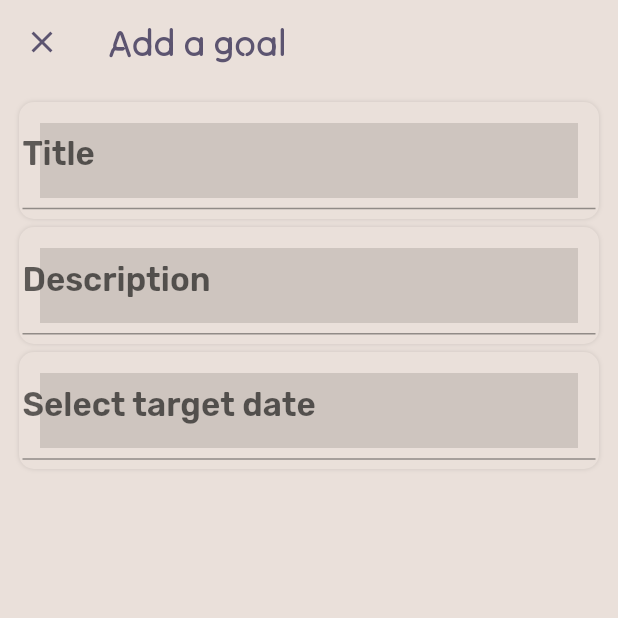
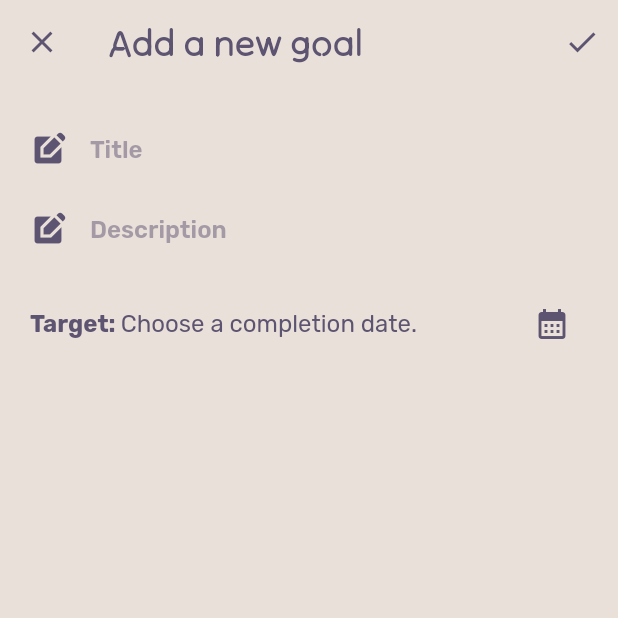
Before and after one commit to imGtheCoder/organizer-app, a Flutter app: the GoalsScreen screen opened by its route, after a tap on the "add" icon, on a phone screen of 412 x 824 dp, the top half of it. Run offline on Flutter 3.47's test engine with Material 2 defaults, Android fonts, the phone set to English and light mode, and no system bars; our stand-ins replace percent_indicator; missing offline and left inert: duration_picker.

Commit message:
Added full local functionality to GOALS

```diff
--- a/lib/main.dart
+++ b/lib/main.dart
@@ -104,9 +104,6 @@ class MyApp extends StatelessWidget {
             '/': (context) => const HomeScreen(),
             HelpScreen.pageRoute: (context) => const HelpScreen(),
             GoalsScreen.pageRoute: (context) => const GoalsScreen(),
-            AddGoalScreen.pageRoute: (context) => const AddGoalScreen(
-                  title: 'Add a goal',
-                ),
             RoutinesScreen.pageRoute: (context) => const RoutinesScreen(),
             WallpaperScreen.pageRoute: (context) => const WallpaperScreen(),
           },
--- a/lib/providers/goal.dart
+++ b/lib/providers/goal.dart
@@ -1,15 +1,28 @@
 import 'package:flutter/material.dart';
 
-class Goal with ChangeNotifier{
+class Goal with ChangeNotifier {
   final String id;
   final String title;
   final String description;
+  final Duration todayTimeSpent;
   final Duration totalTimeSpent;
   bool currentlyWorkingOnIt;
   final DateTime addedAt;
   DateTime startedAt;
+  DateTime stoppedAt;
   final DateTime finishDate;
   bool expanded;
 
-  Goal({required this.addedAt, this.currentlyWorkingOnIt = false, required this.totalTimeSpent,  required this.startedAt,required this.id, required this.title, required this.description, required this.finishDate, required this.expanded});
+  Goal(
+      {required this.todayTimeSpent,
+      required this.stoppedAt,
+      required this.addedAt,
+      this.currentlyWorkingOnIt = false,
+      required this.totalTimeSpent,
+      required this.startedAt,
+      required this.id,
+      required this.title,
+      required this.description,
+      required this.finishDate,
+      required this.expanded});
 }
--- a/lib/providers/goals.dart
+++ b/lib/providers/goals.dart
@@ -11,27 +11,95 @@ class Goals with ChangeNotifier {
     currentGoal.currentlyWorkingOnIt = !currentGoal.currentlyWorkingOnIt;
   }
 
-  void addToTotalTimeSpent(String goalId, Duration duration) {
+  DateTime todayAt00(){
+    return  DateTime.utc(
+        DateTime.now().year, DateTime.now().month, DateTime.now().day);
+  }
+
+  void addToTodayTimeSpent(String goalId) {
     final index = _goals.indexWhere((element) => element.id == goalId);
-    print('${duration.inSeconds} from goals');
+    final todayAt0 = todayAt00();
+    // final todayAt00 = DateTime.utc(
+    //     DateTime.now().year, DateTime.now().month, DateTime.now().day);
+    //print('${duration.inSeconds} from goals');
+    if (_goals[index].stoppedAt.isBefore(todayAt0)) {
       _goals[index] = Goal(
+          stoppedAt: DateTime.now(),
           addedAt: _goals[index].addedAt,
-        totalTimeSpent: _goals[index].totalTimeSpent + duration,
+          totalTimeSpent:
+              _goals[index].totalTimeSpent + _goals[index].todayTimeSpent,
+          todayTimeSpent: Duration.zero + DateTime.now().difference(_goals[index].startedAt),
           startedAt: _goals[index].startedAt,
           id: _goals[index].id,
           title: _goals[index].title,
           description: _goals[index].description,
           finishDate: _goals[index].finishDate,
           expanded: _goals[index].expanded);
-    print('${_goals[index].totalTimeSpent.inSeconds} from goals time spent');
-    ;
+      notifyListeners();
+    } else {
+      _goals[index] = Goal(
+          stoppedAt: _goals[index].stoppedAt,
+          addedAt: _goals[index].addedAt,
+          totalTimeSpent: _goals[index].totalTimeSpent,
+          todayTimeSpent: _goals[index].todayTimeSpent + DateTime.now().difference(_goals[index].startedAt),
+          startedAt: _goals[index].startedAt,
+          id: _goals[index].id,
+          title: _goals[index].title,
+          description: _goals[index].description,
+          finishDate: _goals[index].finishDate,
+          expanded: _goals[index].expanded);
     }
+
+    //print('${_goals[index].totalTimeSpent.inSeconds} from goals time spent');
+  }
+
+  Duration getTodayTimeSpent(String goalId, DateTime currentDate) {
+    final currentGoal = _goals.firstWhere((element) => element.id == goalId);
+    final totalTimeSpent = currentGoal.totalTimeSpent;
+    //DateTime.now().year
+    //if(toda)
+    final todayAt0 = DateTime.utc(
+        DateTime.now().year, DateTime.now().month, DateTime.now().day);
+    final durationToday =
+        totalTimeSpent - todayAt0.difference(currentGoal.startedAt);
+    return durationToday;
+  }
+
+  void addNewGoal(
+      String title, String description, DateTime targetDate, DateTime addedAt) {
+    _goals.add(Goal(
+        stoppedAt: DateTime(2000),
+        addedAt: addedAt,
+        totalTimeSpent: Duration.zero,
+        todayTimeSpent: Duration.zero,
+        startedAt: DateTime(2000),
+        id: DateTime.now().toString(),
+        title: title,
+        description: description,
+        finishDate: targetDate,
+        expanded: false));
+    notifyListeners();
+  }
+
+  Goal emptyGoal = Goal(
+      stoppedAt: DateTime(2000),
+      addedAt: DateTime(2000),
+      totalTimeSpent: Duration.zero,
+      todayTimeSpent: Duration.zero,
+      startedAt: DateTime(2000),
+      id: '',
+      title: '',
+      description: '',
+      finishDate: DateTime(2000),
+      expanded: false);
 
   final List<Goal> _goals = [
     Goal(
         addedAt: DateTime.now(),
         totalTimeSpent: Duration.zero,
+        todayTimeSpent: Duration.zero,
         startedAt: DateTime.now(),
+        stoppedAt: DateTime.now(),
         description: 'very cool thing ',
         title: 'Learn Flutter programming',
         id: '1',
@@ -40,7 +108,9 @@ class Goals with ChangeNotifier {
     Goal(
         addedAt: DateTime.now(),
         totalTimeSpent: Duration.zero,
+        todayTimeSpent: Duration.zero,
         startedAt: DateTime.now(),
+        stoppedAt: DateTime.now(),
         description: 'very cool thing ',
         title: 'Learn app development',
         id: '2',
@@ -49,7 +119,9 @@ class Goals with ChangeNotifier {
     Goal(
         addedAt: DateTime.now(),
         totalTimeSpent: Duration.zero,
+        todayTimeSpent: Duration.zero,
         startedAt: DateTime.now(),
+        stoppedAt: DateTime.now(),
         description: 'very cool thing ',
         title: 'Learn to do a backflip',
         id: '3',
@@ -58,7 +130,9 @@ class Goals with ChangeNotifier {
     Goal(
         addedAt: DateTime.now(),
         totalTimeSpent: Duration.zero,
+        todayTimeSpent: Duration.zero,
         startedAt: DateTime.now(),
+        stoppedAt: DateTime.now(),
         description: 'very cool thing ' * 10,
         title: 'Learn some trick on skate',
         id: '4',
@@ -67,7 +141,9 @@ class Goals with ChangeNotifier {
     Goal(
         addedAt: DateTime.now(),
         totalTimeSpent: Duration.zero,
+        todayTimeSpent: Duration.zero,
         startedAt: DateTime.now(),
+        stoppedAt: DateTime.now(),
         description: 'very cool thing ' * 10,
         title: 'Learn to wash tha dishez',
         id: '5',
--- a/lib/screens/add_goal_screen.dart
+++ b/lib/screens/add_goal_screen.dart
@@ -1,33 +1,54 @@
 import 'package:flutter/material.dart';
+import 'package:organizer_app/providers/goals.dart';
+import 'package:provider/provider.dart';
+import 'package:intl/intl.dart';
+import 'package:organizer_app/providers/goal.dart';
 
-class AddGoalScreen extends StatelessWidget {
-  const AddGoalScreen({super.key, required this.title});
-  static const pageRoute = '/add-goal-screen';
+class AddGoalScreen extends StatefulWidget {
+  const AddGoalScreen(
+      {super.key, required this.goalWaitingAdding, required this.editing});
 
-  final String title;
+  final Goal goalWaitingAdding;
+  final bool editing;
 
-  Widget _customTextField(String placeholder) {
-    return Container(
-        alignment: Alignment.center,
-        padding: const EdgeInsets.only(top: 3),
-        margin: const EdgeInsets.only(top: 10, left: 15, right: 15),
-        decoration: const BoxDecoration(
-          //color: Colors.white,
-          borderRadius: BorderRadius.all(Radius.circular(10)),
-          boxShadow: [
-            BoxShadow(
-                color: Colors.black12,
-                offset: Offset(0, 4),
-                blurRadius: 2,
-                spreadRadius: 2,
-                blurStyle: BlurStyle.outer)
-          ],
-        ),
-        child: TextFormField(
-          decoration: InputDecoration(
-            label: Text(placeholder),
-          ),
-        ));
+  @override
+  State<AddGoalScreen> createState() => _AddGoalScreenState();
+}
+
+class _AddGoalScreenState extends State<AddGoalScreen> {
+  TextEditingController goalTitleController = TextEditingController();
+  TextEditingController goalDescController = TextEditingController();
+  DateTime? pickedTargetDate;
+
+  @override
+  void initState() {
+    goalTitleController.text = widget.goalWaitingAdding.title;
+    goalDescController.text = widget.goalWaitingAdding.description;
+    super.initState();
+  }
+
+  Widget _customTextField(
+      String placeholder, TextEditingController controller) {
+    return Padding(
+      padding: const EdgeInsets.only(bottom: 0),
+      child: TextField(
+        controller: controller,
+        cursorColor: const Color(0xFF5C5470),
+        style: const TextStyle(fontSize: 16),
+        decoration: InputDecoration(
+            icon: const Icon(
+              Icons.edit_square,
+              color: Color(0xFF5C5470),
+            ),
+            hintText: placeholder,
+            hintStyle: const TextStyle(
+                color: Color.fromRGBO(92, 84, 112, 0.5), fontSize: 16),
+            enabledBorder: const UnderlineInputBorder(
+                borderSide: BorderSide(color: Color.fromRGBO(0, 0, 0, 0))),
+            focusedBorder: const UnderlineInputBorder(
+                borderSide: BorderSide(color: Color.fromRGBO(92, 84, 112, 1)))),
+      ),
+    );
   }
 
   @override
@@ -40,18 +61,80 @@ class AddGoalScreen extends StatelessWidget {
           },
           icon: const Icon(Icons.close),
         ),
+        actions: [
+          IconButton(onPressed: (){
+            //TODO: ADD THE GOAL
+            Provider.of<Goals>(context, listen: false).addNewGoal(goalTitleController.text, goalDescController.text, pickedTargetDate as DateTime, DateTime.now());
+          }, icon: Icon(Icons.check))
+        ],
         //backgroundColor: Colors.white,
-        title: Text(title),
+        title: Text(widget.editing ? 'Edit goal' : 'Add a new goal'),
       ),
-      body: Form(
+      body: Padding(
+          padding: EdgeInsets.all(20),
           child: Column(
-        children: [
-          _customTextField('Title'),
-          _customTextField('Description'),
-          _customTextField('Select target date'),
-          //showDatePicker(context: context, initialDate: DateTime.now(), firstDate: DateTime(2004), lastDate: DateTime(2050)),
-        ],
-      )),
+            children: [
+              _customTextField('Title', goalTitleController),
+              SizedBox(
+                height: 5,
+              ),
+              _customTextField('Description', goalDescController),
+              SizedBox(
+                height: 15,
+              ),
+              Row(
+                children: [
+                  Text(
+                    'Target: ',
+                    style: TextStyle(fontSize: 16, fontWeight: FontWeight.w700),
+                  ),
+                  Text(
+                    pickedTargetDate == null
+                        ? 'Choose a completion date.'
+                        : DateFormat('d/M/y')
+                            .format(pickedTargetDate as DateTime),
+                  ),
+                  Expanded(
+                    child: Align(
+                      alignment: Alignment.centerRight,
+                      child: IconButton(
+                          onPressed: () {
+                            showDatePicker(
+                              context: context,
+                              initialDate: DateTime.now(),
+                              firstDate: DateTime.now(),
+                              lastDate: DateTime(2050),
+                              builder: (context, child) {
+                                return Theme(
+                                    data: Theme.of(context).copyWith(
+                                      dialogBackgroundColor: Color(0xFFEAE0DA),
+                                      colorScheme: Theme.of(context)
+                                          .colorScheme
+                                          .copyWith(
+                                              // Title, selected date and day selection background (dark and light mode)
+                                              surface: Color(0xFF5C5470),
+                                              primary: Color(0xFF5C5470),
+                                              // Title, selected date and month/year picker color (dark and light mode)
+                                              onSurface: Color(0xFF5C5470),
+                                              onPrimary: Colors
+                                                  .white //Color(0xFF5C5470),
+                                              ),
+                                    ),
+                                    child: child!);
+                              },
+                            ).then((value) {
+                              setState(() {
+                                pickedTargetDate = value;
+                              });
+                            });
+                          },
+                          icon: Icon(Icons.calendar_month, color: Color(0xFF5C5470),)),
+                    ),
+                  )
+                ],
+              )
+            ],
+          )),
     );
   }
 }
--- a/lib/screens/add_routine_screen.dart
+++ b/lib/screens/add_routine_screen.dart
@@ -404,7 +404,8 @@ class _AddRoutineScreenState extends State<AddRoutineScreen> {
                               borderSide: BorderSide(
                                   color: Color.fromRGBO(92, 84, 112, 1)))),
                     ),
-                  )),
+                  ),
+                  ),
                 ],
               ),
             ),
--- a/lib/screens/goals_screen.dart
+++ b/lib/screens/goals_screen.dart
@@ -1,6 +1,7 @@
 import 'package:flutter/material.dart';
+import 'package:provider/provider.dart';
+import 'package:intl/intl.dart';
 import 'package:organizer_app/providers/routines.dart';
-import 'package:provider/provider.dart';
 import 'package:organizer_app/screens/add_goal_screen.dart';
 import '../providers/goals.dart';
 
@@ -16,12 +17,20 @@ class _GoalsScreenState extends State<GoalsScreen> {
   @override
   Widget build(BuildContext context) {
     final goals = Provider.of<Goals>(context).goals;
+    //Provider.of<Goals>(context).getTodayTimeSpent(goals[0].id, DateTime.now());
     return Scaffold(
       appBar: AppBar(
         actions: [
           IconButton(
               onPressed: () {
-                Navigator.of(context).pushNamed(AddGoalScreen.pageRoute);
+                Navigator.push(
+                    context,
+                    MaterialPageRoute(
+                        builder: (context) => AddGoalScreen(
+                            goalWaitingAdding:
+                                Provider.of<Goals>(context).emptyGoal,
+                            editing: false)));
+                //Navigator.of(context).pushNamed(AddGoalScreen.pageRoute);
               },
               icon: Icon(Icons.add))
         ],
@@ -35,7 +44,7 @@ class _GoalsScreenState extends State<GoalsScreen> {
           itemBuilder: (ctx, i) {
             //goals[i].expanded = false;
             return Container(
-              margin: const EdgeInsets.only(top: 15),
+              margin: const EdgeInsets.only(top: 15, right: 3, left: 3),
               decoration: const BoxDecoration(
                 borderRadius: BorderRadius.all(Radius.circular(10)),
                 boxShadow: [
@@ -94,7 +103,8 @@ class _GoalsScreenState extends State<GoalsScreen> {
                       ),
                       if (goals[i].expanded)
                         Padding(
-                          padding: const EdgeInsets.only(left: 15, top: 10, right: 15),
+                          padding: const EdgeInsets.only(
+                              left: 15, top: 10, right: 15),
                           child: Column(
                             crossAxisAlignment: CrossAxisAlignment.start,
                             children: [
@@ -103,12 +113,41 @@ class _GoalsScreenState extends State<GoalsScreen> {
                                 style: Theme.of(context).textTheme.bodyMedium,
                               ),
                               SizedBox(
+                                height: 20,
+                              ),
+                              Row(
+                                children: [
+                                  Text(
+                                    'Started on: ',
+                                    style:
+                                        TextStyle(fontWeight: FontWeight.w500),
+                                  ),
+                                  Text(DateFormat('d/M/y')
+                                      .format(goals[i].addedAt))
+                                ],
+                              ),
+                              SizedBox(
                                 height: 10,
                               ),
                               Text(
                                 'Total time spent: ${Provider.of<Routines>(context, listen: false).printDuration(goals[i].totalTimeSpent)}',
                                 style: TextStyle(fontWeight: FontWeight.w500),
                               ),
+                              SizedBox(
+                                height: 10,
+                              ),
+                              Row(
+                                children: [
+                                  Text(
+                                    'Target completion date: ',
+                                    style:
+                                        TextStyle(fontWeight: FontWeight.w500),
+                                  ),
+                                  Text(DateFormat('d/M/y')
+                                      .format(goals[i].finishDate)),
+                                ],
+                              ),
+
                               SizedBox(
                                 height: 40,
                               ),
@@ -127,11 +166,9 @@ class _GoalsScreenState extends State<GoalsScreen> {
                                         });
                                         Provider.of<Goals>(context,
                                                 listen: false)
-                                            .addToTotalTimeSpent(
-                                                goals[i].id,
-                                                DateTime.now().difference(
-                                                    goals[i].startedAt));
-                                        //print(goals[i].totalTimeSpent.inSeconds);
+                                            .addToTodayTimeSpent(
+                                          goals[i].id,
+                                        );
                                       } else {
                                         goals[i].startedAt = DateTime.now();
                                         setState(() {
@@ -140,7 +177,8 @@ class _GoalsScreenState extends State<GoalsScreen> {
                                       }
                                     },
                                   ),
-                                  Text('20/02/2056')
+                                  Text(
+                                      'Time spent today: ${Provider.of<Routines>(context, listen: false).printDuration(goals[i].todayTimeSpent)}')
                                 ],
                               ),
                             ],
--- a/lib/screens/routine_details_screen.dart
+++ b/lib/screens/routine_details_screen.dart
@@ -67,10 +67,7 @@ class _RoutineDetailScreenState extends State<RoutineDetailScreen> {
     var toggleActive = Provider.of<Routines>(context, listen: false).toggleActive ;
     //print(expectedDay(chosenDay));
     return Scaffold(
-      floatingActionButton: FloatingActionButton(
 
-        onPressed: () {},
-      ),
       appBar: AppBar(
         actions: [
           Switch(value: Provider.of<Routines>(context, listen: false).routines.firstWhere((element) => element.id == widget.routineId).active, onChanged: (value){
```
Lines whose indentation alone changed are shown as unchanged.
